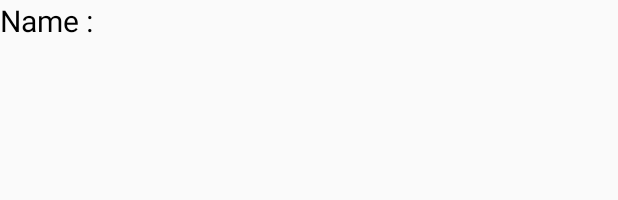
After one commit to brightVision97/telerik-hackathon, an Android app: the layout contacts_listview.xml on its own in the app's theme, with its tools: preview values and no code run, on a phone screen of 412 x 824 dp. The commit adds this screen. Shown: the top 200 px of the screen. Run offline under Robolectric (Android 15) with nearby library versions, the phone set to English and light mode, and no system bars.

```diff
--- /dev/null
+++ b/app/src/main/res/layout/contacts_listview.xml
@@ -0,0 +1,18 @@
+<?xml version="1.0" encoding="utf-8"?>
+<RelativeLayout xmlns:android="http://schemas.android.com/apk/res/android"
+    android:layout_width="match_parent"
+    android:layout_height="match_parent">
+
+    <TextView
+        android:id="@+id/textView"
+        android:layout_width="wrap_content"
+        android:layout_height="wrap_content"
+        android:layout_alignParentLeft="true"
+        android:layout_alignParentStart="true"
+        android:layout_alignParentTop="true"
+        android:gravity="center"
+        android:text="Name : "
+        android:textColor="#000000"
+        android:textSize="20dp" />
+
+</RelativeLayout>
```
Also changed, not shown: app/src/main/AndroidManifest.xml (+6 -3 lines), app/src/main/java/com/example/nekr0s/hackathon/ContactsActivity.java (added, +77 -0 lines), app/src/main/java/com/example/nekr0s/hackathon/MainActivity.java (deleted, +0 -13 lines), app/src/main/res/layout/activity_main.xml (+10 -15 lines).
